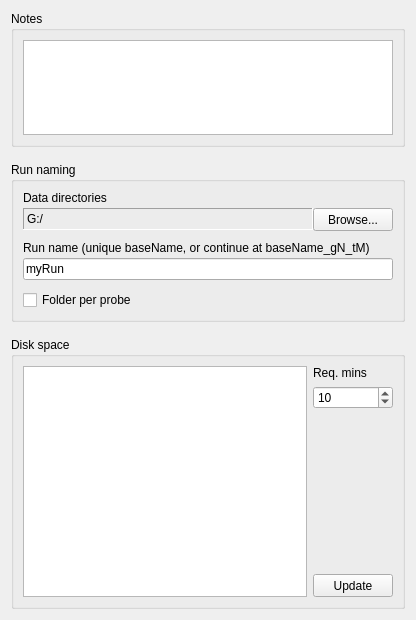
This is Forms/SNSTab.ui in billkarsh/SpikeGLX as Qt 5 draws it before an edit. The edited form follows.
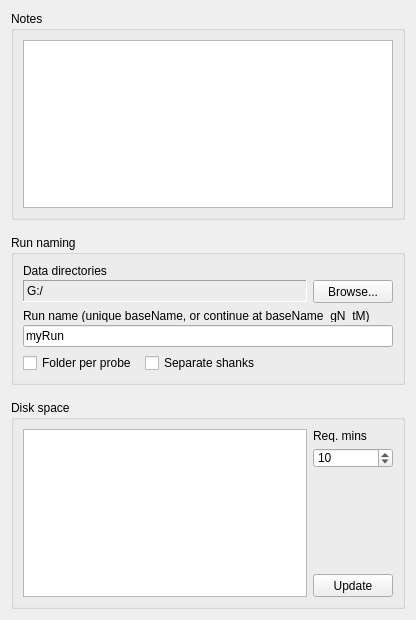
This is the edited form.

Commit message: Save tab: Write separate shanks checkbox

Patch:
```diff
--- a/Forms/SNSTab.ui
+++ b/Forms/SNSTab.ui
@@ -27,61 +27,41 @@
   <property name="windowTitle">
    <string>Form</string>
   </property>
-  <layout class="QGridLayout" name="gridLayout" rowstretch="1,0,2">
+  <layout class="QGridLayout" name="gridLayout_4">
    <property name="verticalSpacing">
     <number>15</number>
    </property>
+   <item row="0" column="0">
+    <widget class="QGroupBox" name="noteGB">
+     <property name="title">
+      <string>Notes</string>
+     </property>
+     <layout class="QGridLayout" name="gridLayout_3">
+      <property name="verticalSpacing">
+       <number>15</number>
+      </property>
+      <item row="0" column="0">
+       <widget class="QTextEdit" name="notesTE">
+        <property name="tabChangesFocus">
+         <bool>true</bool>
+        </property>
+        <property name="acceptRichText">
+         <bool>false</bool>
+        </property>
+       </widget>
+      </item>
+     </layout>
+    </widget>
+   </item>
    <item row="1" column="0">
     <widget class="QGroupBox" name="runGB">
      <property name="title">
       <string>Run naming</string>
      </property>
-     <layout class="QGridLayout" name="gridLayout_6">
+     <layout class="QGridLayout" name="gridLayout">
       <property name="verticalSpacing">
-       <number>10</number>
+       <number>6</number>
       </property>
-      <item row="1" column="0">
-       <layout class="QVBoxLayout" name="verticalLayout">
-        <property name="spacing">
-         <number>3</number>
-        </property>
-        <item>
-         <widget class="QLabel" name="runNameLabel">
-          <property name="sizePolicy">
-           <sizepolicy hsizetype="Expanding" vsizetype="Preferred">
-            <horstretch>0</horstretch>
-            <verstretch>0</verstretch>
-           </sizepolicy>
-          </property>
-          <property name="minimumSize">
-           <size>
-            <width>0</width>
-            <height>13</height>
-           </size>
-          </property>
-          <property name="text">
-           <string>Run name (unique baseName, or continue at baseName_gN_tM)</string>
-          </property>
-          <property name="alignment">
-           <set>Qt::AlignLeading|Qt::AlignLeft|Qt::AlignVCenter</set>
-          </property>
-         </widget>
-        </item>
-        <item>
-         <widget class="QLineEdit" name="runNameLE">
-          <property name="minimumSize">
-           <size>
-            <width>0</width>
-            <height>22</height>
-           </size>
-          </property>
-          <property name="text">
-           <string>myRun</string>
-          </property>
-         </widget>
-        </item>
-       </layout>
-      </item>
       <item row="0" column="0">
        <layout class="QGridLayout" name="gridLayout_5">
         <property name="verticalSpacing">
@@ -161,12 +141,87 @@
         </item>
        </layout>
       </item>
+      <item row="1" column="0">
+       <layout class="QVBoxLayout" name="verticalLayout">
+        <property name="spacing">
+         <number>3</number>
+        </property>
+        <item>
+         <widget class="QLabel" name="runNameLabel">
+          <property name="sizePolicy">
+           <sizepolicy hsizetype="Expanding" vsizetype="Preferred">
+            <horstretch>0</horstretch>
+            <verstretch>0</verstretch>
+           </sizepolicy>
+          </property>
+          <property name="minimumSize">
+           <size>
+            <width>0</width>
+            <height>13</height>
+           </size>
+          </property>
+          <property name="text">
+           <string>Run name (unique baseName, or continue at baseName_gN_tM)</string>
+          </property>
+          <property name="alignment">
+           <set>Qt::AlignmentFlag::AlignLeading|Qt::AlignmentFlag::AlignLeft|Qt::AlignmentFlag::AlignVCenter</set>
+          </property>
+         </widget>
+        </item>
+        <item>
+         <widget class="QLineEdit" name="runNameLE">
+          <property name="minimumSize">
+           <size>
+            <width>0</width>
+            <height>22</height>
+           </size>
+          </property>
+          <property name="text">
+           <string>myRun</string>
+          </property>
+         </widget>
+        </item>
+       </layout>
+      </item>
       <item row="2" column="0">
-       <widget class="QCheckBox" name="fldChk">
-        <property name="text">
-         <string>Folder per probe</string>
+       <layout class="QHBoxLayout" name="horizontalLayout">
+        <property name="spacing">
+         <number>8</number>
         </property>
-       </widget>
+        <item>
+         <widget class="QCheckBox" name="fldChk">
+          <property name="toolTip">
+           <string>Run folder gets a separate subfolder for each probe</string>
+          </property>
+          <property name="text">
+           <string>Folder per probe</string>
+          </property>
+         </widget>
+        </item>
+        <item>
+         <widget class="QCheckBox" name="shkChk">
+          <property name="toolTip">
+           <string>Separate files are stored for each shank of multishank probes</string>
+          </property>
+          <property name="text">
+           <string>Separate shanks</string>
+          </property>
+         </widget>
+        </item>
+        <item>
+         <spacer name="horizontalSpacer">
+          <property name="orientation">
+           <enum>Qt::Orientation::Horizontal</enum>
+          </property>
+          <property name="sizeHint" stdset="0">
+           <size>
+            <width>40</width>
+            <height>20</height>
+           </size>
+          </property>
+         </spacer>
+        </item>
+       </layout>
       </item>
      </layout>
     </widget>
@@ -284,25 +339,6 @@
      </layout>
     </widget>
    </item>
-   <item row="0" column="0">
-    <widget class="QGroupBox" name="noteGB">
-     <property name="title">
-      <string>Notes</string>
-     </property>
-     <layout class="QGridLayout" name="gridLayout_3">
-      <item row="0" column="0">
-       <widget class="QTextEdit" name="notesTE">
-        <property name="tabChangesFocus">
-         <bool>true</bool>
-        </property>
-        <property name="acceptRichText">
-         <bool>false</bool>
-        </property>
-       </widget>
-      </item>
-     </layout>
-    </widget>
-   </item>
   </layout>
  </widget>
  <tabstops>
```
Left out of the diff: 13 changed lines with no effect on the pictures. The commit also changes 27 other files.
